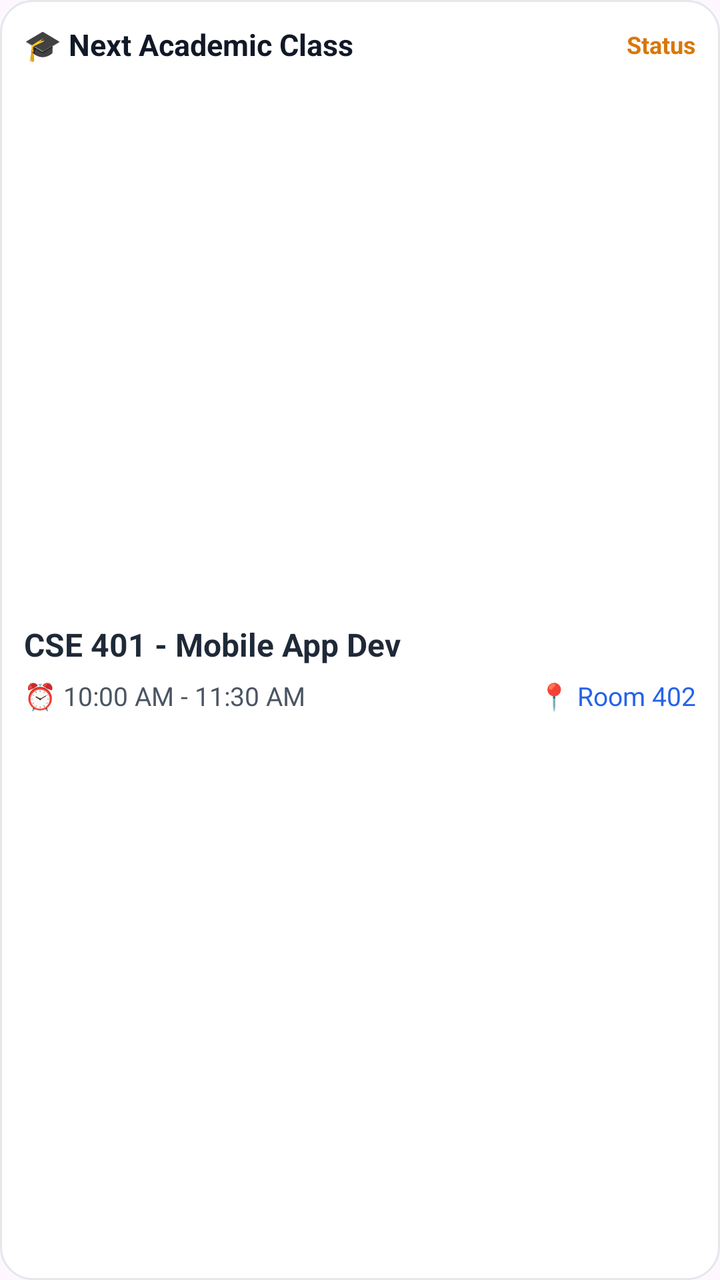
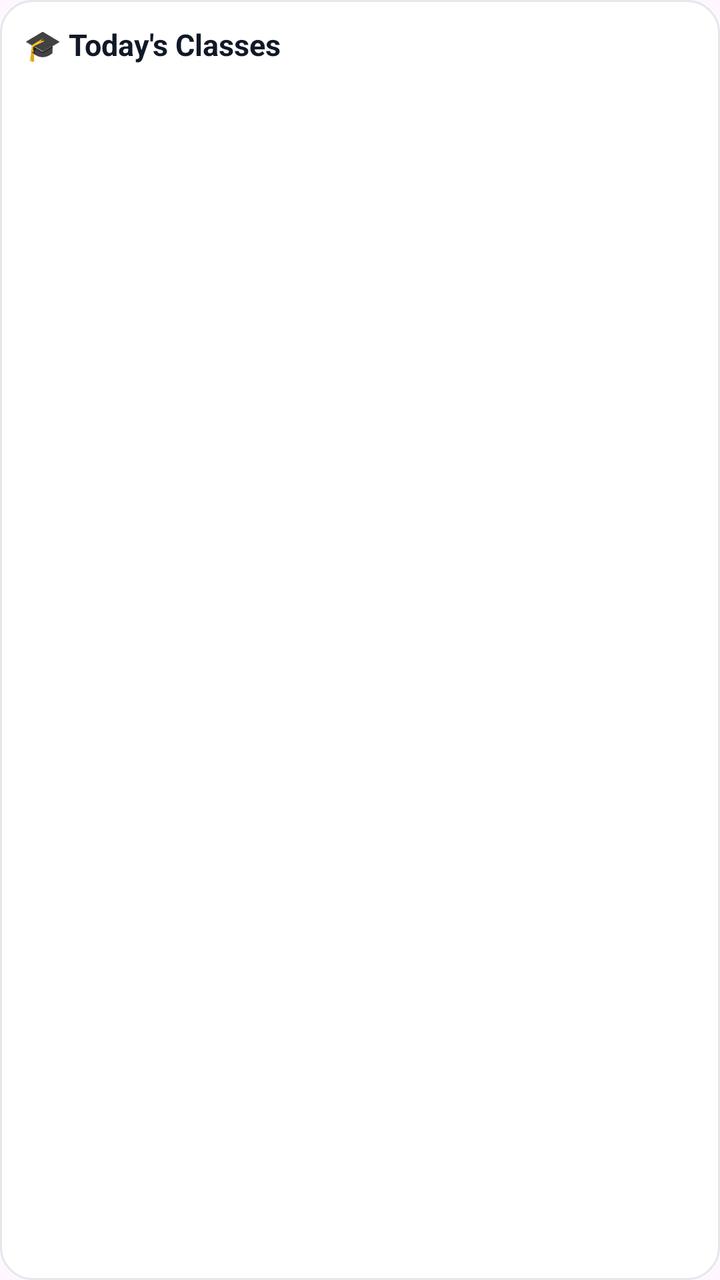

Screens rendered from an Android XML layout before and after an edit, with the pre-edit source and the edit as a unified diff.
<!-- AndroidManifest.xml: application theme Theme.LifeEasy -->
<!-- res/layout/widget_next_class.xml -->
<?xml version="1.0" encoding="utf-8"?>
<LinearLayout xmlns:android="http://schemas.android.com/apk/res/android"
    android:id="@+id/widget_next_class_container"
    android:layout_width="match_parent"
    android:layout_height="match_parent"
    android:background="@drawable/bg_widget_white"
    android:orientation="vertical"
    android:padding="12dp">

    
    <LinearLayout
        android:layout_width="match_parent"
        android:layout_height="wrap_content"
        android:gravity="center_vertical"
        android:orientation="horizontal">

        <TextView
            android:layout_width="0dp"
            android:layout_height="wrap_content"
            android:layout_weight="1"
            android:text="🎓 Next Academic Class"
            android:textColor="#111827"
            android:textSize="15sp"
            android:textStyle="bold" />

        <TextView
            android:id="@+id/class_status_badge"
            android:layout_width="wrap_content"
            android:layout_height="wrap_content"
            android:text="Status"
            android:textColor="#D97706"
            android:textSize="12sp"
            android:textStyle="bold" />
    </LinearLayout>

    
    <LinearLayout
        android:id="@+id/class_content_layout"
        android:layout_width="match_parent"
        android:layout_height="0dp"
        android:layout_marginTop="8dp"
        android:layout_weight="1"
        android:gravity="center_vertical"
        android:orientation="vertical">

        <TextView
            android:id="@+id/class_subject"
            android:layout_width="match_parent"
            android:layout_height="wrap_content"
            android:ellipsize="end"
            android:maxLines="1"
            android:text="CSE 401 - Mobile App Dev"
            android:textColor="#1F2937"
            android:textSize="16sp"
            android:textStyle="bold" />

        <LinearLayout
            android:layout_width="match_parent"
            android:layout_height="wrap_content"
            android:layout_marginTop="6dp"
            android:gravity="center_vertical"
            android:orientation="horizontal">

            <TextView
                android:id="@+id/class_time"
                android:layout_width="0dp"
                android:layout_height="wrap_content"
                android:layout_weight="1"
                android:text="⏰ 10:00 AM - 11:30 AM"
                android:textColor="#4B5563"
                android:textSize="13sp" />

            <TextView
                android:id="@+id/class_room"
                android:layout_width="wrap_content"
                android:layout_height="wrap_content"
                android:text="📍 Room 402"
                android:textColor="#2563EB"
                android:textSize="13sp" />
        </LinearLayout>
    </LinearLayout>

    
    <TextView
        android:id="@+id/class_empty_view"
        android:layout_width="match_parent"
        android:layout_height="match_parent"
        android:gravity="center"
        android:text="No classes today 🎉"
        android:textColor="#6B7280"
        android:textSize="13sp"
        android:visibility="gone" />

</LinearLayout>
<!-- resources referenced by this layout -->
<resources>
  <!-- drawable bg_widget_white (drawable) -->
  <?xml version="1.0" encoding="utf-8"?>
  <shape xmlns:android="http://schemas.android.com/apk/res/android"
      android:shape="rectangle">
      <solid android:color="#FFFFFF" />
      <corners android:radius="16dp" />
      <stroke
          android:width="1dp"
          android:color="#E5E7EB" />
  </shape>
  <style name="Theme.LifeEasy" parent="Base.Theme.LifeEasy" />
  <style name="Base.Theme.LifeEasy" parent="Theme.Material3.DayNight.NoActionBar">
          
          
      </style>
</resources>

<!-- the commit's change to res/layout/widget_next_class.xml (unified diff, before → after) -->
@@ -18,67 +18,21 @@
             android:layout_width="0dp"
             android:layout_height="wrap_content"
             android:layout_weight="1"
-            android:text="🎓 Next Academic Class"
+            android:text="🎓 Today's Classes"
             android:textColor="#111827"
             android:textSize="15sp"
-            android:textStyle="bold" />
-
-        <TextView
-            android:id="@+id/class_status_badge"
-            android:layout_width="wrap_content"
-            android:layout_height="wrap_content"
-            android:text="Status"
-            android:textColor="#D97706"
-            android:textSize="12sp"
             android:textStyle="bold" />
     </LinearLayout>
 
     
-    <LinearLayout
-        android:id="@+id/class_content_layout"
+    <ListView
+        android:id="@+id/class_list"
         android:layout_width="match_parent"
         android:layout_height="0dp"
         android:layout_marginTop="8dp"
         android:layout_weight="1"
-        android:gravity="center_vertical"
-        android:orientation="vertical">
-
-        <TextView
-            android:id="@+id/class_subject"
-            android:layout_width="match_parent"
-            android:layout_height="wrap_content"
-            android:ellipsize="end"
-            android:maxLines="1"
-            android:text="CSE 401 - Mobile App Dev"
-            android:textColor="#1F2937"
-            android:textSize="16sp"
-            android:textStyle="bold" />
-
-        <LinearLayout
-            android:layout_width="match_parent"
-            android:layout_height="wrap_content"
-            android:layout_marginTop="6dp"
-            android:gravity="center_vertical"
-            android:orientation="horizontal">
-
-            <TextView
-                android:id="@+id/class_time"
-                android:layout_width="0dp"
-                android:layout_height="wrap_content"
-                android:layout_weight="1"
-                android:text="⏰ 10:00 AM - 11:30 AM"
-                android:textColor="#4B5563"
-                android:textSize="13sp" />
-
-            <TextView
-                android:id="@+id/class_room"
-                android:layout_width="wrap_content"
-                android:layout_height="wrap_content"
-                android:text="📍 Room 402"
-                android:textColor="#2563EB"
-                android:textSize="13sp" />
-        </LinearLayout>
-    </LinearLayout>
+        android:divider="@null"
+        android:dividerHeight="4dp" />
 
     
     <TextView
